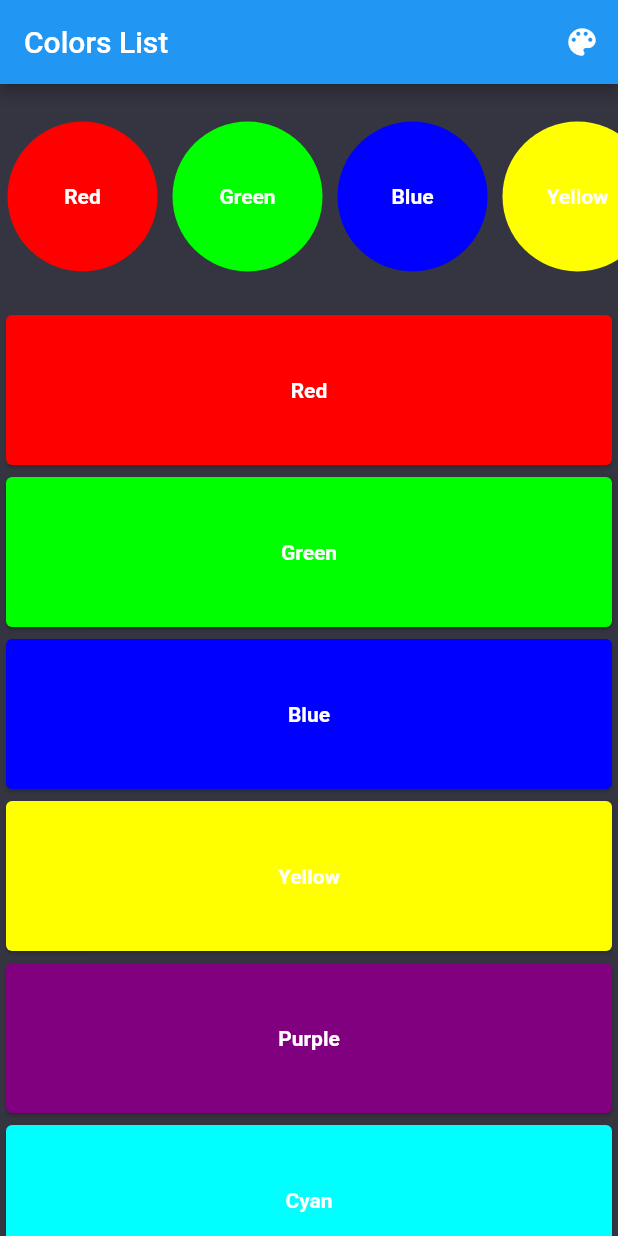
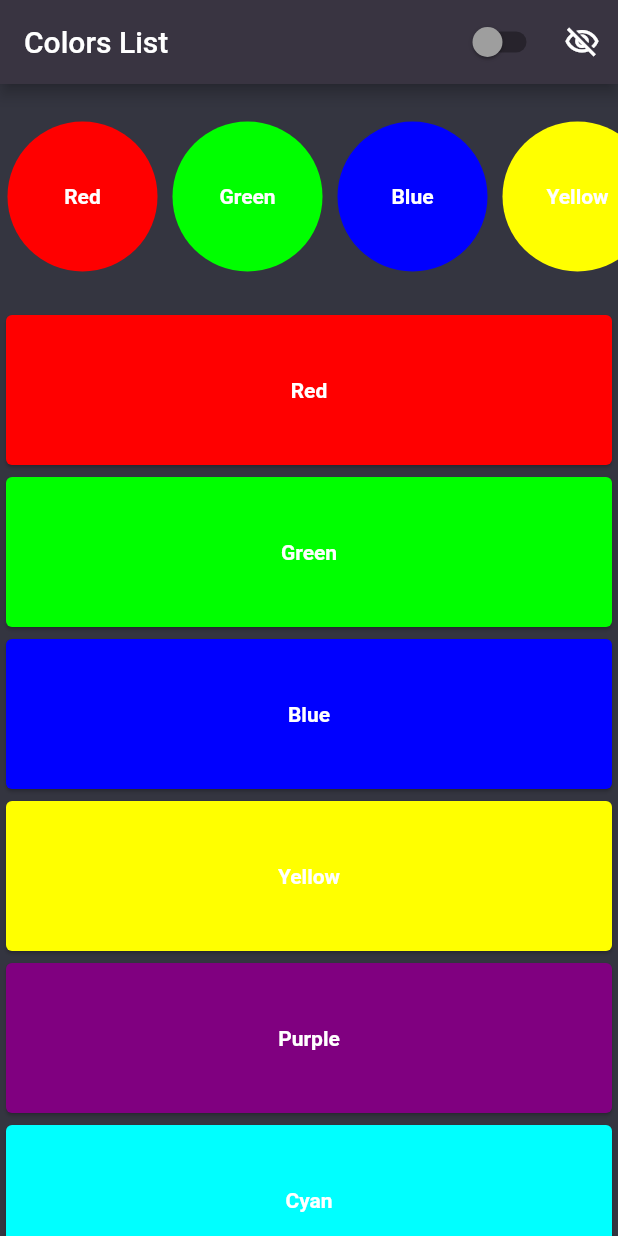
Before and after one commit to Waad-Raggam/color-picker-app, a Flutter app: the screen it shows after launch, on a phone screen of 412 x 824 dp. Run offline on Flutter 3.47's test engine with Material 2 defaults, Android fonts, the phone set to English and light mode, and no system bars; our stand-ins replace flutter_bloc; missing offline and left inert: color_blindness.

Commit message:
#9 - Implement toggle switch to show hex value
- Implement toggle switch to show hex value of each color. Once on, show the hex value instead of the color name
- Refactoring of some elements of card and detail page
- Redesign some elements

```diff
--- a/color_picker_app/lib/blocs/colors_list_events.dart
+++ b/color_picker_app/lib/blocs/colors_list_events.dart
@@ -5,3 +5,9 @@ class LoadColorsListEvent extends ColorsListEvent {}
 class ToggleColorblindModeEvent extends ColorsListEvent {}
 
 class ChangeColorBlindnessEvent extends ColorsListEvent {}
+
+class ToggleColorInfoEvent extends ColorsListEvent {
+  final bool showHexValue;
+
+  ToggleColorInfoEvent(this.showHexValue);
+}
--- a/color_picker_app/lib/models/colors_list_model.dart
+++ b/color_picker_app/lib/models/colors_list_model.dart
@@ -8,12 +8,17 @@ class ColorModel {
   final bool isBlindMode;
   final ColorBlindnessType typeSelected;
 
-  ColorModel(
-      {required this.name,
+  // Add this variable to track whether to show the hex value or not
+  final bool showHexValue;
+
+  ColorModel({
+    required this.name,
     required this.hexCode,
     required this.value,
     required this.isBlindMode,
-      required this.typeSelected});
+    required this.typeSelected,
+    this.showHexValue = false, // Default value for showHexValue
+  });
 
   factory ColorModel.fromJson(Map<String, dynamic> json) {
     return ColorModel(
@@ -21,7 +26,8 @@ class ColorModel {
       hexCode: json['hex'] ?? '',
       value: json['value'],
       isBlindMode: json['isBlindMode'],
-        typeSelected: ColorBlindnessType.values[int.parse(json['selected'])]);
+      typeSelected: ColorBlindnessType.values[int.parse(json['selected'])],
+    );
   }
 
   // Convert color to colorblind-friendly version
@@ -32,6 +38,19 @@ class ColorModel {
       value: value,
       isBlindMode: true,
       typeSelected: typeSelected,
+      showHexValue: showHexValue, // Pass the showHexValue to the new instance
+    );
+  }
+
+  // Add the copyWith method
+  ColorModel copyWith({bool? showHexValue}) {
+    return ColorModel(
+      name: name,
+      hexCode: hexCode,
+      value: value,
+      isBlindMode: isBlindMode,
+      typeSelected: typeSelected,
+      showHexValue: showHexValue ?? this.showHexValue,
     );
   }
 }
--- a/color_picker_app/lib/screens/colors_list_screen.dart
+++ b/color_picker_app/lib/screens/colors_list_screen.dart
@@ -8,31 +8,46 @@ import 'package:color_picker_app/utils/color_title.dart';
 import 'package:flutter/material.dart';
 import 'package:flutter_bloc/flutter_bloc.dart';
 
-class ColorsListScreen extends StatelessWidget {
+class ColorsListScreen extends StatefulWidget {
+  @override
+  _ColorsListScreenState createState() => _ColorsListScreenState();
+}
+
+class _ColorsListScreenState extends State<ColorsListScreen> {
+  bool showHexValue = false;
+
   @override
   Widget build(BuildContext context) {
     return Scaffold(
       appBar: AppBar(
+        backgroundColor: const Color(0xFF393441),
         title: Builder(
           builder: (appBarContext) {
             return BlocBuilder<ColorsListBloc, ColorsListState>(
               builder: (context, state) {
-                // Retrieve the current typeSelected
                 final typeSelected = (state is ColorsListLoaded)
                     ? state.colors.first.typeSelected
                     : ColorBlindnessType.none;
-
-                // Build the title based on typeSelected
                 return ColorBlindType(typeSelected: typeSelected);
               },
             );
           },
         ),
         actions: [
+          Switch(
+            activeColor: Colors.green,
+            inactiveThumbColor: Colors.grey,
+            value: showHexValue,
+            onChanged: (value) {
+              context.read<ColorsListBloc>().add(ToggleColorInfoEvent(value));
+              setState(() {
+                showHexValue = value;
+              });
+            },
+          ),
           IconButton(
-            icon: const Icon(Icons.color_lens),
+            icon: const Icon(Icons.visibility_off_outlined),
             onPressed: () {
-              // Dispatch the ChangeColorBlindnessEvent to update the color scheme
               context.read<ColorsListBloc>().add(ChangeColorBlindnessEvent());
             },
           ),
@@ -47,25 +62,29 @@ class ColorsListScreen extends StatelessWidget {
           } else if (state is ColorsListLoaded) {
             return Column(
               children: [
-                // Row of circles
-                Container(
+                SizedBox(
                   height: 150,
                   child: ListView.builder(
                     scrollDirection: Axis.horizontal,
                     itemCount: state.colors.length,
                     itemBuilder: (context, index) {
                       final color = state.colors[index];
-                      return ColorCircle(color: color);
+                      return ColorCircle(
+                        color: color,
+                        showHexValue: showHexValue,
+                      );
                     },
                   ),
                 ),
-                // List of cards
                 Expanded(
                   child: ListView.builder(
                     itemCount: state.colors.length,
                     itemBuilder: (context, index) {
                       final color = state.colors[index];
-                      return ColorCard(color: color);
+                      return ColorCard(
+                        color: color,
+                        showHexValue: showHexValue,
+                      );
                     },
                   ),
                 ),
--- a/color_picker_app/lib/utils/color_card.dart
+++ b/color_picker_app/lib/utils/color_card.dart
@@ -7,8 +7,9 @@ import 'package:flutter/material.dart';
 
 class ColorCard extends StatelessWidget {
   final ColorModel color;
+  final bool showHexValue;
 
-  ColorCard({required this.color});
+  ColorCard({required this.color, required this.showHexValue});
 
   @override
   Widget build(BuildContext context) {
@@ -37,7 +38,7 @@ class ColorCard extends StatelessWidget {
             height: 100,
             alignment: Alignment.center,
             child: Text(
-              color.name,
+              showHexValue ? color.hexCode : color.name,
               style: const TextStyle(
                 color: Colors.white,
                 fontWeight: FontWeight.bold,
--- a/color_picker_app/lib/utils/color_circle.dart
+++ b/color_picker_app/lib/utils/color_circle.dart
@@ -2,12 +2,14 @@ import 'package:color_blindness/color_blindness.dart';
 import 'package:color_blindness/color_blindness_color_scheme.dart';
 import 'package:color_picker_app/models/colors_list_model.dart';
 import 'package:color_picker_app/screens/color_detail_screen.dart';
+import 'package:color_picker_app/utils/color_blindness_scheme.dart';
 import 'package:flutter/material.dart';
 
 class ColorCircle extends StatelessWidget {
   final ColorModel color;
+  final bool showHexValue;
 
-  const ColorCircle({required this.color});
+  ColorCircle({required this.color, required this.showHexValue});
 
   @override
   Widget build(BuildContext context) {
@@ -35,41 +37,12 @@ class ColorCircle extends StatelessWidget {
           decoration: BoxDecoration(
             shape: BoxShape.circle,
             color: () {
-              switch (color.typeSelected) {
-                case ColorBlindnessType.protanomaly:
-                  return colorBlindness(
-                      color.value, ColorBlindnessType.protanomaly);
-                case ColorBlindnessType.deuteranomaly:
-                  return colorBlindness(
-                      color.value, ColorBlindnessType.deuteranomaly);
-                case ColorBlindnessType.tritanomaly:
-                  return colorBlindness(
-                      color.value, ColorBlindnessType.tritanomaly);
-                case ColorBlindnessType.protanopia:
-                  return colorBlindness(
-                      color.value, ColorBlindnessType.protanopia);
-                case ColorBlindnessType.deuteranopia:
-                  return colorBlindness(
-                      color.value, ColorBlindnessType.deuteranopia);
-                case ColorBlindnessType.tritanopia:
-                  return colorBlindness(
-                      color.value, ColorBlindnessType.tritanopia);
-                case ColorBlindnessType.achromatopsia:
-                  return colorBlindness(
-                      color.value, ColorBlindnessType.achromatopsia);
-                case ColorBlindnessType.achromatomaly:
-                  return colorBlindness(
-                      color.value, ColorBlindnessType.achromatomaly);
-
-                case ColorBlindnessType.none:
-                default:
-                  return Color(color.value.value);
-              }
+              return applyColorBlindness(color);
             }(),
           ),
           alignment: Alignment.center,
           child: Text(
-            color.name,
+            showHexValue ? color.hexCode : color.name,
             style: const TextStyle(
               color: Colors.white,
               fontWeight: FontWeight.bold,
```
Also changed, not shown: color_picker_app/lib/blocs/colors_list_bloc.dart (+15 -0 lines), color_picker_app/lib/screens/color_detail_screen.dart (+6 -3 lines), color_picker_app/lib/utils/color_detail.dart (added, +52 -0 lines). Lines whose indentation alone changed are shown as unchanged.
